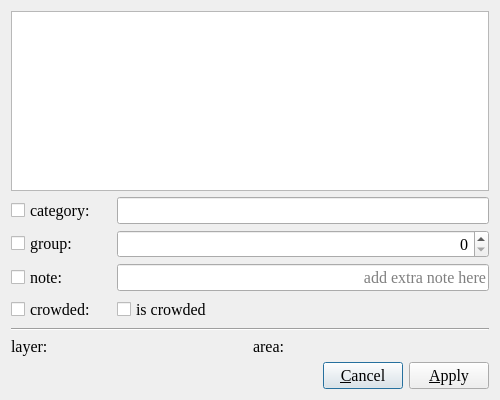
Before: the Qt Designer form ISAT/ui/category_edit.ui in yatengLG/ISAT_with_segment_anything, drawn with Qt 5.
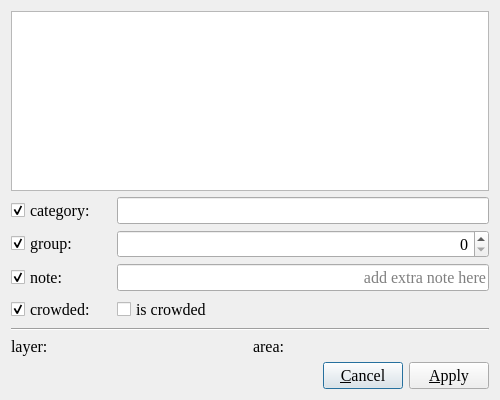
After: the same form once the commit is applied. Icons and pictures are not drawn.

```diff
--- a/ISAT/ui/category_edit.ui
+++ b/ISAT/ui/category_edit.ui
@@ -49,6 +49,9 @@
         <property name="text">
          <string>category:</string>
         </property>
+        <property name="checked">
+         <bool>true</bool>
+        </property>
        </widget>
       </item>
       <item>
@@ -96,6 +99,9 @@
         <property name="text">
          <string>group:</string>
         </property>
+        <property name="checked">
+         <bool>true</bool>
+        </property>
        </widget>
       </item>
       <item>
@@ -149,6 +155,9 @@
         <property name="text">
          <string>note:</string>
         </property>
+        <property name="checked">
+         <bool>true</bool>
+        </property>
        </widget>
       </item>
       <item>
@@ -196,6 +205,9 @@
         <property name="text">
          <string>crowded:</string>
         </property>
+        <property name="checked">
+         <bool>true</bool>
+        </property>
        </widget>
       </item>
       <item>
```
